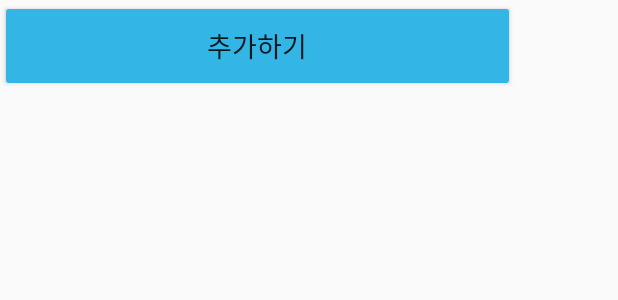
After one commit to 20170301/NuviSeoul, an Android app: the layout activity_photo_view.xml on its own in the app's theme, with its tools: preview values and no code run, on a phone screen of 412 x 824 dp. The commit adds this screen. Shown: the top 300 px of the screen. Run offline under Robolectric (Android 15) with nearby library versions, the phone set to English and light mode, and no system bars; network calls fail.

Commit message:
카메라 앨범 연동 시도중

```diff
--- a/NuviSeoul/app/src/main/AndroidManifest.xml
+++ b/NuviSeoul/app/src/main/AndroidManifest.xml
@@ -12,6 +12,7 @@
     <uses-permission android:name="android.permission.ACCESS_FINE_LOCATION" />
 
     <uses-feature android:name="android.hardware.camera" />
+
     <uses-permission android:name="android.permission.CAMERA" />
     <uses-permission android:name="android.hardware.camera.autofocus" />
     <uses-permission android:name="android.permission.WRITE_EXTERNAL_STORAGE" />
@@ -48,7 +49,8 @@
                 <category android:name="android.intent.category.LAUNCHER" />
             </intent-filter>
         </activity>
-        <activity android:name=".ui.activity.PhotoActivity"></activity>
+        <activity android:name=".ui.activity.PhotoActivity" />
+        <activity android:name=".ui.activity.PhotoDtailActivity"></activity>
     </application>
 
 </manifest>
--- /dev/null
+++ b/NuviSeoul/app/src/main/res/layout/activity_photo_view.xml
@@ -0,0 +1,27 @@
+<?xml version="1.0" encoding="utf-8"?>
+<android.support.constraint.ConstraintLayout xmlns:android="http://schemas.android.com/apk/res/android"
+    xmlns:app="http://schemas.android.com/apk/res-auto"
+    xmlns:tools="http://schemas.android.com/tools"
+    android:layout_width="match_parent"
+    android:layout_height="match_parent"
+    tools:context="com.gangnam4bungate.nuviseoul.ui.activity.PhotoViewActivity">
+
+    <Button
+        android:id="@+id/btn_UploadPicture"
+        android:layout_width="343dp"
+        android:layout_height="61dp"
+        android:backgroundTint="@android:color/holo_blue_light"
+        android:onClick="onClickAdd"
+        android:text="추가하기"
+        android:textSize="18sp"
+        tools:layout_editor_absoluteX="7dp"
+        tools:layout_editor_absoluteY="446dp" />
+
+    <GridView
+        android:layout_width="0dp"
+        android:layout_height="430dp"
+        tools:layout_editor_absoluteX="8dp"
+        tools:layout_editor_absoluteY="8dp"
+        android:numColumns="4"
+        />
+</android.support.constraint.ConstraintLayout>
```
Also changed, not shown: NuviSeoul/app/src/main/java/com/gangnam4bungate/nuviseoul/ui/activity/PhotoDtailActivity.java (added, +15 -0 lines), NuviSeoul/app/src/main/java/com/gangnam4bungate/nuviseoul/ui/activity/PhotoViewActivity.java (+86 -0 lines), NuviSeoul/app/src/main/res/layout/activity_photo_dtail.xml (added, +9 -0 lines), NuviSeoul/app/src/main/res/layout/photo_view_activity.xml (+4 -4 lines).
